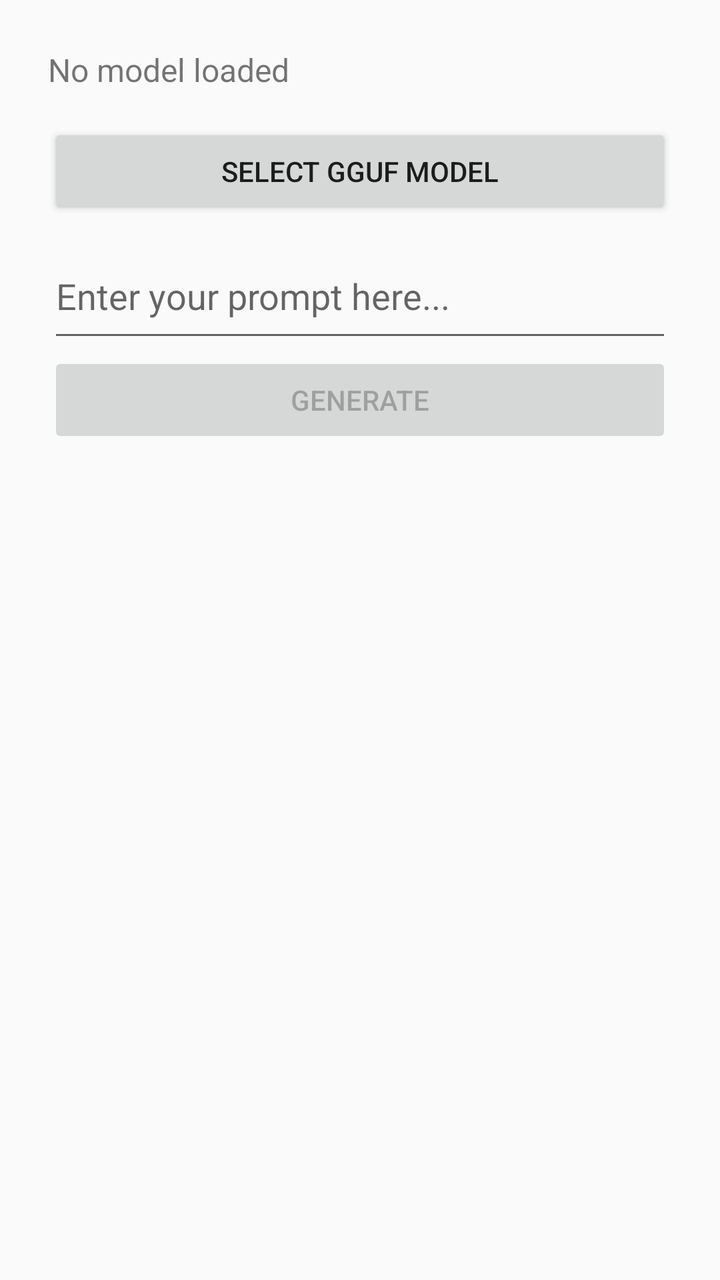
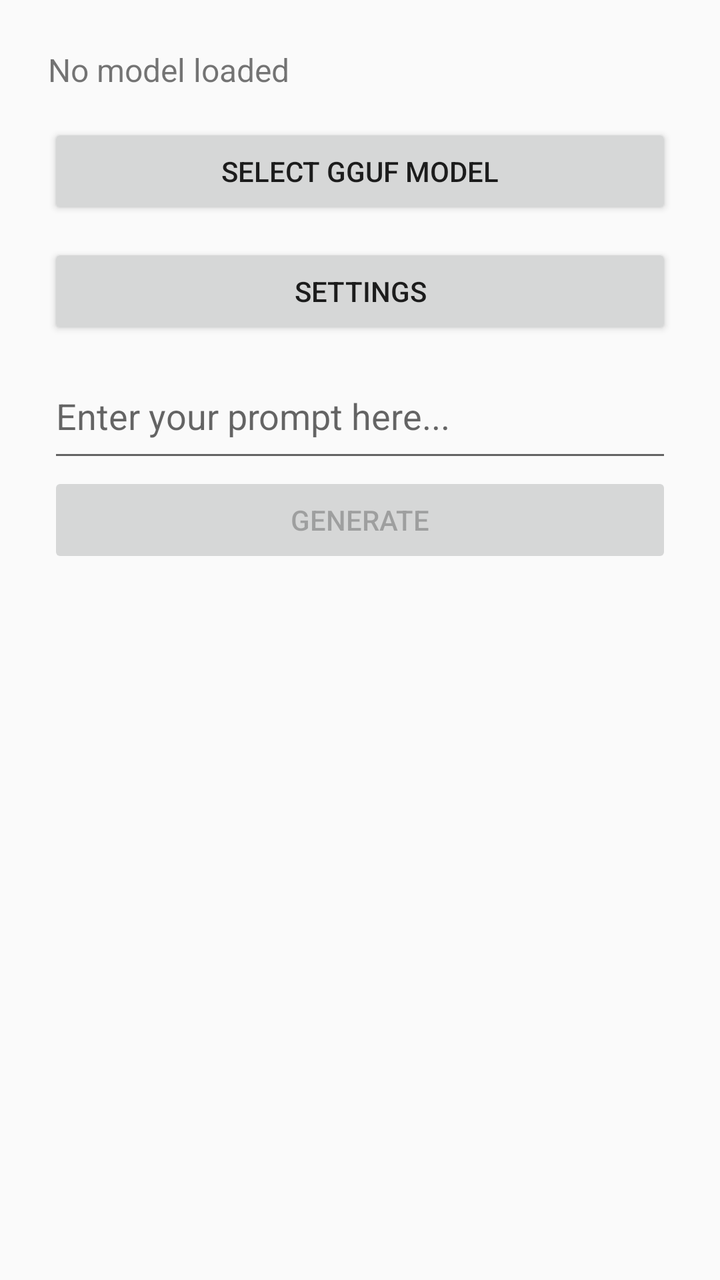

Screens rendered from an Android XML layout before and after an edit, with the pre-edit source and the edit as a unified diff.
<!-- AndroidManifest.xml: application theme Theme.LocalAIApp -->
<!-- res/layout/activity_main.xml -->
<?xml version="1.0" encoding="utf-8"?>
<LinearLayout xmlns:android="http://schemas.android.com/apk/res/android"
    android:id="@+id/mainLayout"
    android:layout_width="match_parent"
    android:layout_height="match_parent"
    android:orientation="vertical"
    android:padding="24dp">

    <TextView
        android:id="@+id/statusTextView"
        android:layout_width="match_parent"
        android:layout_height="wrap_content"
        android:text="@string/model_status_unloaded"
        android:textSize="16sp"
        android:paddingBottom="16dp" />

    <Button
        android:id="@+id/selectButton"
        android:layout_width="match_parent"
        android:layout_height="wrap_content"
        android:text="@string/select_model_btn"
        android:layout_marginBottom="16dp" />

    <EditText
        android:id="@+id/promptEditText"
        android:layout_width="match_parent"
        android:layout_height="wrap_content"
        android:hint="Enter your prompt here..."
        android:inputType="textLongMessage|textMultiLine"
        android:paddingBottom="16dp" />

    <Button
        android:id="@+id/sendButton"
        android:layout_width="match_parent"
        android:layout_height="wrap_content"
        android:enabled="false"
        android:text="Generate"
        android:layout_marginBottom="16dp" />

    <ScrollView
        android:id="@+id/scrollView"
        android:layout_width="match_parent"
        android:layout_height="0dp"
        android:layout_weight="1"
        android:fillViewport="true">

        <TextView
            android:id="@+id/outputTextView"
            android:layout_width="match_parent"
            android:layout_height="wrap_content"
            android:text=""
            android:textSize="14sp"
            android:textIsSelectable="true" />
    </ScrollView>

</LinearLayout>
<!-- resources referenced by this layout -->
<resources>
  <string name="model_status_unloaded">No model loaded</string>
  <string name="select_model_btn">Select GGUF Model</string>
  <style name="Theme.LocalAIApp" parent="Theme.AppCompat.DayNight.DarkActionBar">
          
          <item name="colorPrimary">#6200EE</item>
          <item name="colorPrimaryVariant">#3700B3</item>
          <item name="colorOnPrimary">#FFFFFF</item>
      </style>
</resources>

<!-- the commit's change to res/layout/activity_main.xml (unified diff, before → after) -->
@@ -19,6 +19,13 @@
         android:layout_width="match_parent"
         android:layout_height="wrap_content"
         android:text="@string/select_model_btn"
+        android:layout_marginBottom="12dp" />
+
+    <Button
+        android:id="@+id/settingsButton"
+        android:layout_width="match_parent"
+        android:layout_height="wrap_content"
+        android:text="Settings"
         android:layout_marginBottom="16dp" />
 
     <EditText
